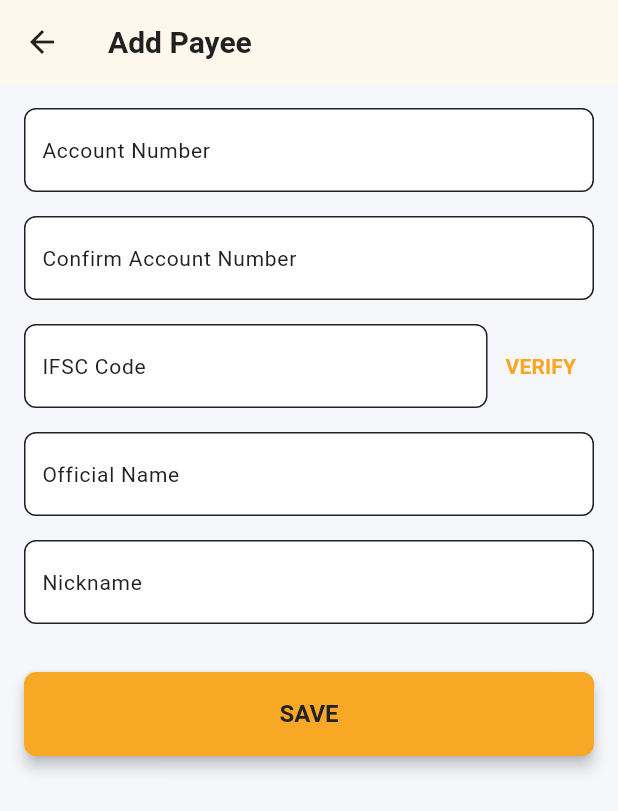
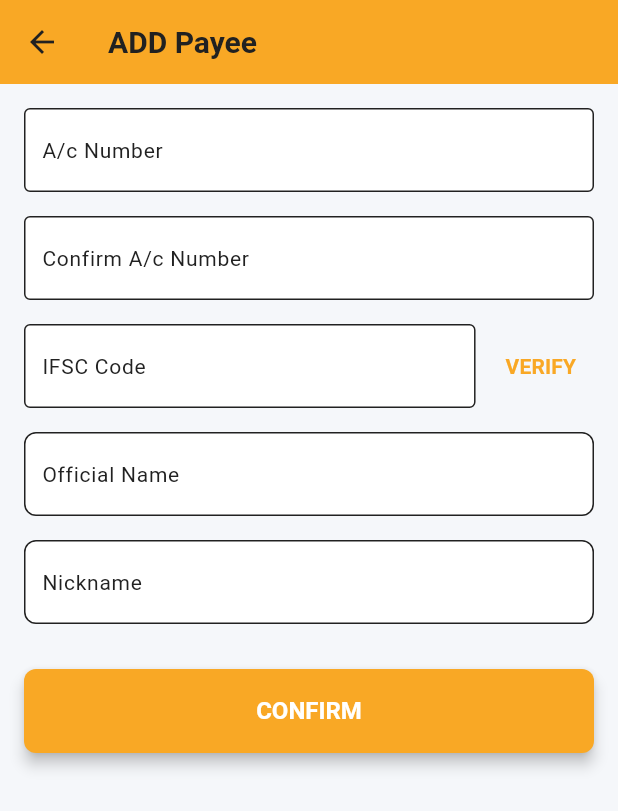
Before and after one commit to qsplimited/cabankapplication, a Flutter app: the AddBeneficiaryScreen screen opened directly, on a phone screen of 412 x 824 dp. Shown: the top 811 px of the screen. Run offline on Flutter 3.47's test engine with Material 3 defaults, Android fonts, the phone set to English and light mode, and no system bars; our stand-ins replace device_info_plus, equatable, firebase_core, flutter_dotenv, flutter_riverpod, flutter_secure_storage and 5 more; accounts and stored records are empty.

Commit message:
new changes riverpod

```diff
--- /dev/null
+++ b/lib/models/beneficiary_model.dart
@@ -0,0 +1,37 @@
+// lib/models/beneficiary_models.dart
+
+class Beneficiary {
+  final String beneficiaryId;
+  final String name;
+  final String accountNumber;
+  final String ifsCode;
+  final String bankName;
+  final String nickname;
+
+  Beneficiary({
+    required this.beneficiaryId,
+    required this.name,
+    required this.accountNumber,
+    required this.ifsCode,
+    required this.bankName,
+    required this.nickname,
+  });
+
+  // Helps in creating a copy for editing
+  Beneficiary copyWith({
+    String? name,
+    String? accountNumber,
+    String? ifsCode,
+    String? bankName,
+    String? nickname,
+  }) {
+    return Beneficiary(
+      beneficiaryId: beneficiaryId,
+      name: name ?? this.name,
+      accountNumber: accountNumber ?? this.accountNumber,
+      ifsCode: ifsCode ?? this.ifsCode,
+      bankName: bankName ?? this.bankName,
+      nickname: nickname ?? this.nickname,
+    );
+  }
+}
--- a/lib/screens/add_beneficiary_screen.dart
+++ b/lib/screens/add_beneficiary_screen.dart
@@ -1,119 +1,123 @@
 import 'package:flutter/material.dart';
-import '../api/banking_service.dart';
+import 'package:flutter_riverpod/flutter_riverpod.dart';
+import '../theme/app_colors.dart';
+import '../theme/app_dimensions.dart';
+import '../models/beneficiary_model.dart';
+import '../providers/beneficiary_provider.dart';
 
-class AddBeneficiaryScreen extends StatefulWidget {
+class AddBeneficiaryScreen extends ConsumerStatefulWidget {
   final Beneficiary? existingBeneficiary;
   const AddBeneficiaryScreen({super.key, this.existingBeneficiary});
 
   @override
-  State<AddBeneficiaryScreen> createState() => _AddBeneficiaryScreenState();
+  ConsumerState<AddBeneficiaryScreen> createState() => _AddBeneficiaryScreenState();
 }
 
-class _AddBeneficiaryScreenState extends State<AddBeneficiaryScreen> {
+class _AddBeneficiaryScreenState extends ConsumerState<AddBeneficiaryScreen> {
   final _formKey = GlobalKey<FormState>();
-  final BankingService _service = BankingService();
-
-  late TextEditingController _accController;
-  late TextEditingController _confirmAccController;
-  late TextEditingController _ifscController;
-  late TextEditingController _nameController;
-  late TextEditingController _nickController;
-
-  bool _isVerifying = false;
-  bool _isSaving = false;
-  String? _detectedBank;
+  late TextEditingController _acc, _confirmAcc, _ifsc, _name, _nick;
+  String? _bank;
+  bool _verifying = false;
 
   @override
   void initState() {
     super.initState();
     final b = widget.existingBeneficiary;
-    _accController = TextEditingController(text: b?.accountNumber ?? '');
-    _confirmAccController = TextEditingController(text: b?.accountNumber ?? '');
-    _ifscController = TextEditingController(text: b?.ifsCode ?? '');
-    _nameController = TextEditingController(text: b?.name ?? '');
-    _nickController = TextEditingController(text: b?.nickname ?? '');
-    if (b != null) _detectedBank = b.bankName;
+    _acc = TextEditingController(text: b?.accountNumber ?? '');
+    _confirmAcc = TextEditingController(text: b?.accountNumber ?? '');
+    _ifsc = TextEditingController(text: b?.ifsCode ?? '');
+    _name = TextEditingController(text: b?.name ?? '');
+    _nick = TextEditingController(text: b?.nickname ?? '');
+    _bank = b?.bankName;
   }
 
-  // Robust Verification Logic
   Future<void> _handleVerify() async {
-    if (_accController.text != _confirmAccController.text) {
-      ScaffoldMessenger.of(context).showSnackBar(const SnackBar(content: Text('Account numbers do not match')));
+    if (_ifsc.text.isEmpty) return;
+    setState(() => _verifying = true);
+    final res = await ref.read(apiProvider).verifyIFSC(_ifsc.text);
+    setState(() {
+      _bank = res['bankName'];
+      _name.text = "Verified Holder";
+      _verifying = false;
+    });
+  }
+
+  void _onConfirm() async {
+    if (!_formKey.currentState!.validate()) return;
+    if (_bank == null) {
+      ScaffoldMessenger.of(context).showSnackBar(const SnackBar(content: Text("Please Verify IFSC first")));
       return;
     }
 
-    setState(() => _isVerifying = true);
-    try {
-      final res = await _service.lookupRecipient(
-        recipientAccount: _accController.text.trim(),
-        ifsCode: _ifscController.text.trim().toUpperCase(),
-      );
-      setState(() {
-        _nameController.text = res['officialName']!;
-        _detectedBank = res['bankName'];
-        _isVerifying = false;
-      });
-    } catch (e) {
-      setState(() => _isVerifying = false);
-      ScaffoldMessenger.of(context).showSnackBar(SnackBar(content: Text(e.toString())));
-    }
-  }
-
-  Future<void> _save() async {
-    if (!_formKey.currentState!.validate()) return;
-    if (_detectedBank == null) {
-      ScaffoldMessenger.of(context).showSnackBar(const SnackBar(content: Text('Please verify first')));
-      return;
-    }
-
-    setState(() => _isSaving = true);
-    final payload = AddBeneficiaryPayload(
-      name: _nameController.text.trim(),
-      accountNumber: _accController.text.trim(),
-      ifsCode: _ifscController.text.trim(),
-      bankName: _detectedBank!,
-      nickname: _nickController.text.isEmpty ? _nameController.text : _nickController.text,
+    final b = Beneficiary(
+      beneficiaryId: widget.existingBeneficiary?.beneficiaryId ?? DateTime.now().toString(),
+      name: _name.text,
+      accountNumber: _acc.text,
+      ifsCode: _ifsc.text,
+      bankName: _bank!,
+      nickname: _nick.text.isEmpty ? _name.text : _nick.text,
     );
 
-    try {
-      if (widget.existingBeneficiary != null) {
-        await _service.updateBeneficiary(widget.existingBeneficiary!.beneficiaryId as String, payload);
-      } else {
-        await _service.addBeneficiary(payload);
-      }
-      if (mounted) Navigator.pop(context, true);
-    } catch (e) {
-      setState(() => _isSaving = false);
+    if (widget.existingBeneficiary != null) {
+      await ref.read(beneficiaryListProvider.notifier).editBeneficiary(b.beneficiaryId, b);
+    } else {
+      await ref.read(beneficiaryListProvider.notifier).addBeneficiary(b);
     }
+    if (mounted) Navigator.pop(context);
   }
 
   @override
   Widget build(BuildContext context) {
     final isEdit = widget.existingBeneficiary != null;
     return Scaffold(
-      appBar: AppBar(title: Text(isEdit ? 'Edit Payee' : 'Add Payee')),
+      appBar: AppBar(
+        title: Text(isEdit ? 'Edit Payee' : 'ADD Payee'),
+        backgroundColor: kAccentOrange,
+        foregroundColor: Colors.white,
+      ),
       body: Form(
         key: _formKey,
         child: ListView(
-          padding: const EdgeInsets.all(16),
+          padding: const EdgeInsets.all(kPaddingMedium),
           children: [
-            TextFormField(controller: _accController, decoration: const InputDecoration(labelText: 'Account Number'), keyboardType: TextInputType.number),
-            if (!isEdit) const SizedBox(height: 16),
-            if (!isEdit) TextFormField(controller: _confirmAccController, decoration: const InputDecoration(labelText: 'Confirm Account Number'), keyboardType: TextInputType.number),
-            const SizedBox(height: 16),
+            TextFormField(
+              controller: _acc,
+              decoration: const InputDecoration(labelText: 'A/c Number', border: OutlineInputBorder()),
+              keyboardType: TextInputType.number,
+              validator: (v) => v!.isEmpty ? 'Required' : null,
+            ),
+            const SizedBox(height: kSpacingMedium),
+            if (!isEdit) ...[
+              TextFormField(
+                controller: _confirmAcc,
+                decoration: const InputDecoration(labelText: 'Confirm A/c Number', border: OutlineInputBorder()),
+                keyboardType: TextInputType.number,
+                validator: (v) => v != _acc.text ? 'Numbers do not match' : null,
+              ),
+              const SizedBox(height: kSpacingMedium),
+            ],
             Row(
               children: [
-                Expanded(child: TextFormField(controller: _ifscController, decoration: const InputDecoration(labelText: 'IFSC Code'))),
-                TextButton(onPressed: _isVerifying ? null : _handleVerify, child: _isVerifying ? const CircularProgressIndicator() : const Text('VERIFY')),
+                Expanded(child: TextFormField(controller: _ifsc, decoration: const InputDecoration(labelText: 'IFSC Code', border: OutlineInputBorder()))),
+                const SizedBox(width: 8),
+                TextButton(
+                  onPressed: _verifying ? null : _handleVerify,
+                  style: TextButton.styleFrom(foregroundColor: kAccentOrange),
+                  child: _verifying ? const CircularProgressIndicator() : const Text('VERIFY'),
+                ),
               ],
             ),
-            if (_detectedBank != null) Text('Bank: $_detectedBank', style: const TextStyle(color: Colors.green, fontWeight: FontWeight.bold)),
-            const SizedBox(height: 16),
-            TextFormField(controller: _nameController, decoration: const InputDecoration(labelText: 'Official Name'), readOnly: true),
-            const SizedBox(height: 16),
-            TextFormField(controller: _nickController, decoration: const InputDecoration(labelText: 'Nickname')),
-            const SizedBox(height: 32),
-            ElevatedButton(onPressed: _isSaving ? null : _save, child: Text(isEdit ? 'UPDATE' : 'SAVE')),
+            if (_bank != null) Text('Bank: $_bank', style: const TextStyle(color: kSuccessGreen, fontWeight: FontWeight.bold)),
+            const SizedBox(height: kSpacingMedium),
+            TextFormField(controller: _name, decoration: const InputDecoration(labelText: 'Official Name'), readOnly: true),
+            const SizedBox(height: kSpacingMedium),
+            TextFormField(controller: _nick, decoration: const InputDecoration(labelText: 'Nickname')),
+            const SizedBox(height: kSpacingLarge),
+            ElevatedButton(
+              style: ElevatedButton.styleFrom(backgroundColor: kAccentOrange, minimumSize: const Size(double.infinity, kButtonHeight)),
+              onPressed: _onConfirm,
+              child: const Text('CONFIRM', style: TextStyle(color: Colors.white, fontWeight: FontWeight.bold)),
+            ),
           ],
         ),
       ),
--- a/lib/theme/app_colors.dart
+++ b/lib/theme/app_colors.dart
@@ -19,6 +19,12 @@ const Color kSuccessGreen = Color(0xFF4CAF50);
 const Color kWarningYellow = Color(0xFFFFC107);
 const Color kErrorRed = Color(0xFFD32F2F);
 const Color kInfoBlue = Color(0xFF2196F3);
+
+const Color primaryNavy = Color(0xFF003366);
+const Color accentGreen = Color(0xFF4CAF50);
+const Color errorRed = Color(0xFFD32F2F);
+const Color lightGrey = Color(0xFFF5F5F5);
+
 
 // 4. Specialized Account/Widget Colors (For visual distinction)
 const Color kSavingsCardColor = Color(0xFF004D40); // Dark Teal
```
Also changed, not shown: lib/api/beneficiary_api.dart (added, +58 -0 lines), lib/models/add_beneficiary_state.dart (added, +28 -0 lines), lib/providers/beneficiary_provider.dart (added, +32 -0 lines), lib/screens/beneficiary_management_screen.dart (+45 -143 lines).
